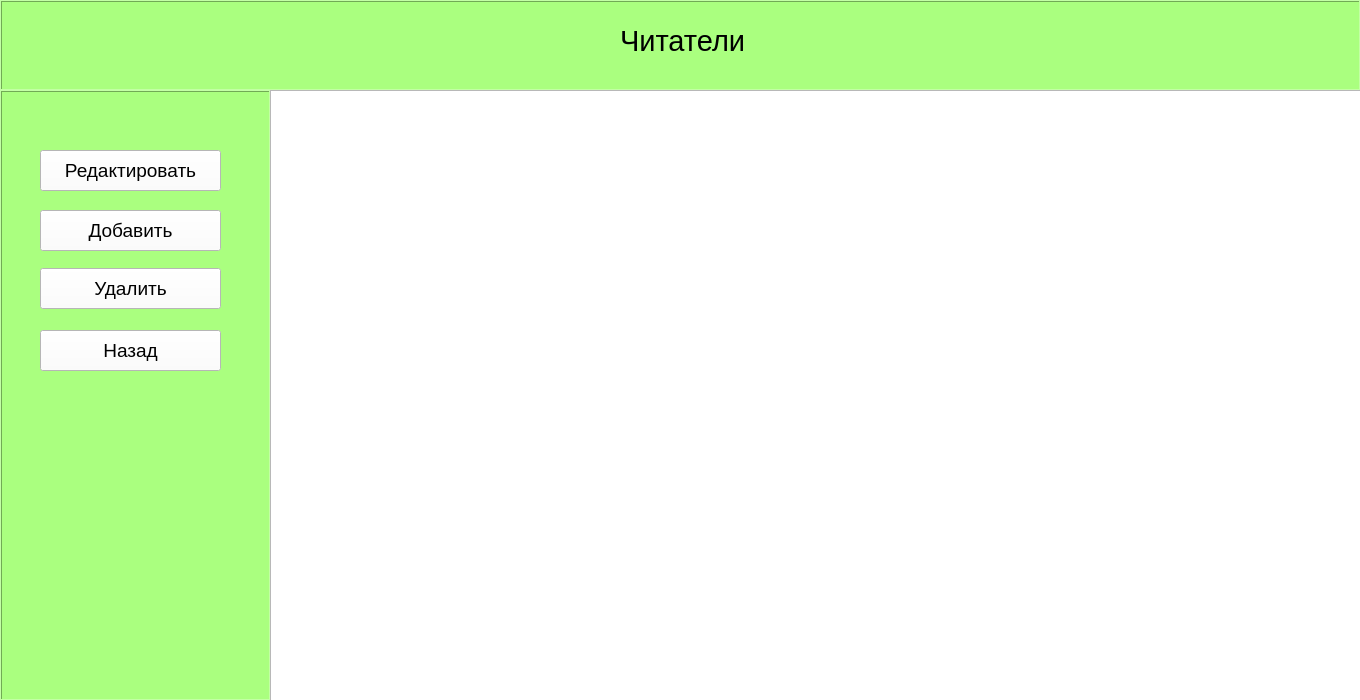
This is forms/Список_читателей.ui in julik002/biblioteka as Qt 5 draws it before an edit. The edited form follows.
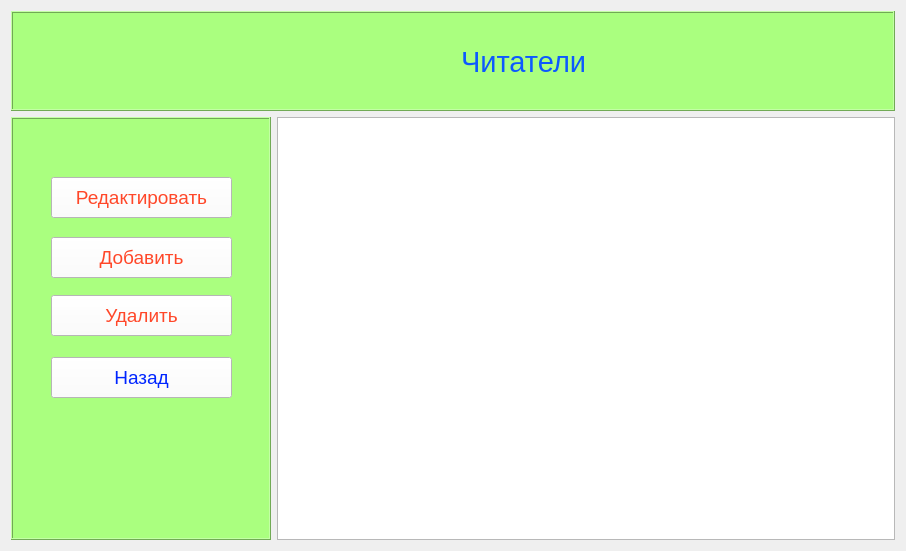
This is the edited form.

What changed in the file:
```diff
--- a/forms/Список_читателей.ui
+++ b/forms/Список_читателей.ui
@@ -1,27 +1,32 @@
 <?xml version="1.0" encoding="UTF-8"?>
 <ui version="4.0">
- <class>MainWindow</class>
- <widget class="QMainWindow" name="MainWindow">
+ <class>ReaderListWindow</class>
+ <widget class="QWidget" name="ReaderListWindow">
   <property name="geometry">
    <rect>
     <x>0</x>
     <y>0</y>
-    <width>1360</width>
-    <height>700</height>
+    <width>906</width>
+    <height>551</height>
    </rect>
   </property>
   <property name="windowTitle">
    <string>Список читателей</string>
   </property>
-  <widget class="QWidget" name="centralwidget">
+  <layout class="QVBoxLayout" name="verticalLayout">
+   <item>
    <widget class="QFrame" name="frame">
-    <property name="geometry">
-     <rect>
-      <x>0</x>
-      <y>0</y>
-      <width>1361</width>
-      <height>91</height>
-     </rect>
+     <property name="sizePolicy">
+      <sizepolicy hsizetype="Preferred" vsizetype="Fixed">
+       <horstretch>0</horstretch>
+       <verstretch>0</verstretch>
+      </sizepolicy>
+     </property>
+     <property name="minimumSize">
+      <size>
+       <width>0</width>
+       <height>100</height>
+      </size>
     </property>
     <property name="styleSheet">
      <string notr="true">background-color:rgb(170, 255, 127)</string>
@@ -35,30 +40,47 @@
     <widget class="QLabel" name="label">
      <property name="geometry">
       <rect>
-       <x>620</x>
-       <y>20</y>
+        <x>450</x>
+        <y>30</y>
        <width>131</width>
        <height>41</height>
       </rect>
      </property>
+      <property name="sizePolicy">
+       <sizepolicy hsizetype="Expanding" vsizetype="Expanding">
+        <horstretch>0</horstretch>
+        <verstretch>0</verstretch>
+       </sizepolicy>
+      </property>
      <property name="font">
       <font>
        <pointsize>22</pointsize>
       </font>
      </property>
+      <property name="styleSheet">
+       <string notr="true">color: rgb(13, 89, 255);</string>
+      </property>
      <property name="text">
       <string>Читатели</string>
      </property>
     </widget>
    </widget>
+   </item>
+   <item>
+    <layout class="QHBoxLayout" name="horizontalLayout_2">
+     <item>
    <widget class="QFrame" name="frame_2">
-    <property name="geometry">
-     <rect>
-      <x>0</x>
-      <y>90</y>
-      <width>271</width>
-      <height>611</height>
-     </rect>
+       <property name="sizePolicy">
+        <sizepolicy hsizetype="Fixed" vsizetype="Preferred">
+         <horstretch>0</horstretch>
+         <verstretch>0</verstretch>
+        </sizepolicy>
+       </property>
+       <property name="minimumSize">
+        <size>
+         <width>260</width>
+         <height>0</height>
+        </size>
     </property>
     <property name="styleSheet">
      <string notr="true">background-color:rgb(170, 255, 127)</string>
@@ -84,7 +106,8 @@
       </font>
      </property>
      <property name="styleSheet">
-      <string notr="true">background-color:rgb(255, 255, 255)</string>
+         <string notr="true">background-color:rgb(255, 255, 255);
+color: rgb(255, 71, 41);</string>
      </property>
      <property name="text">
       <string>Редактировать</string>
@@ -105,7 +128,8 @@
       </font>
      </property>
      <property name="styleSheet">
-      <string notr="true">background-color:rgb(255, 255, 255)</string>
+         <string notr="true">background-color:rgb(255, 255, 255);
+color: rgb(255, 71, 41);</string>
      </property>
      <property name="text">
       <string>Добавить</string>
@@ -126,7 +150,8 @@
       </font>
      </property>
      <property name="styleSheet">
-      <string notr="true">background-color:rgb(255, 255, 255)</string>
+         <string notr="true">background-color:rgb(255, 255, 255);
+color: rgb(255, 71, 41);</string>
      </property>
      <property name="text">
       <string>Удалить</string>
@@ -147,24 +172,28 @@
       </font>
      </property>
      <property name="styleSheet">
-      <string notr="true">background-color:rgb(255, 255, 255)</string>
+         <string notr="true">background-color:rgb(255, 255, 255);
+color: rgb(0, 37, 255);</string>
      </property>
      <property name="text">
       <string>Назад</string>
      </property>
     </widget>
    </widget>
+     </item>
+     <item>
    <widget class="QTableWidget" name="tableWidget">
-    <property name="geometry">
-     <rect>
-      <x>270</x>
-      <y>90</y>
-      <width>1091</width>
-      <height>611</height>
-     </rect>
-    </property>
-   </widget>
-  </widget>
+       <property name="sizePolicy">
+        <sizepolicy hsizetype="Expanding" vsizetype="Minimum">
+         <horstretch>0</horstretch>
+         <verstretch>0</verstretch>
+        </sizepolicy>
+       </property>
+      </widget>
+     </item>
+    </layout>
+   </item>
+  </layout>
  </widget>
  <resources/>
  <connections/>
```
Left out of the diff: 10 changed lines with no effect on the pictures. Lines whose indentation alone changed are shown as unchanged.
